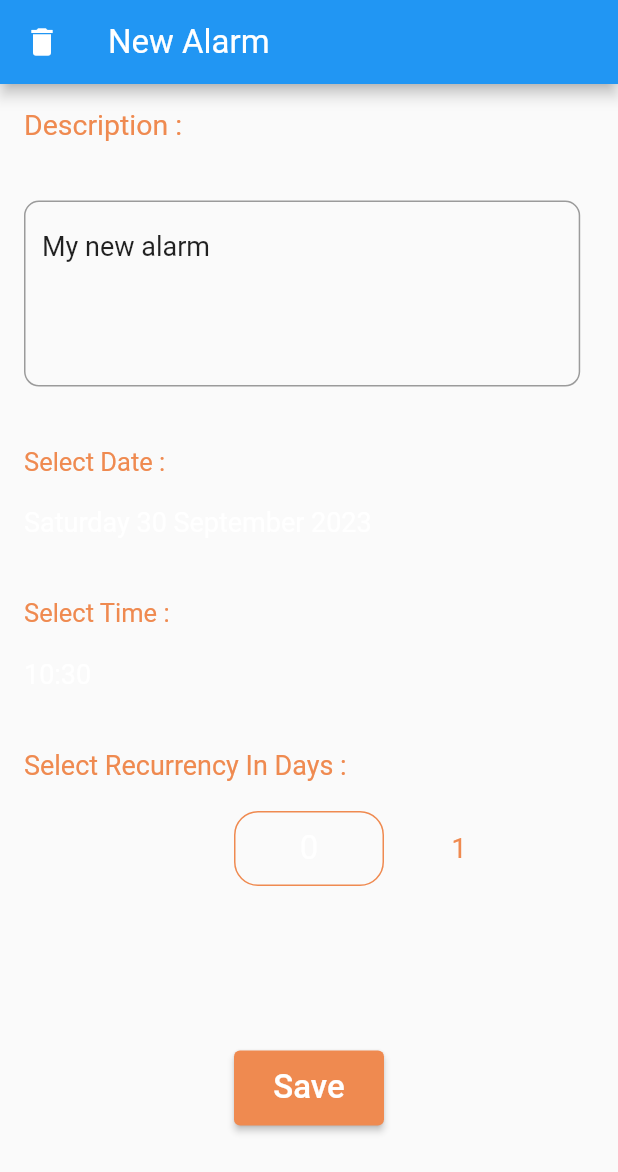
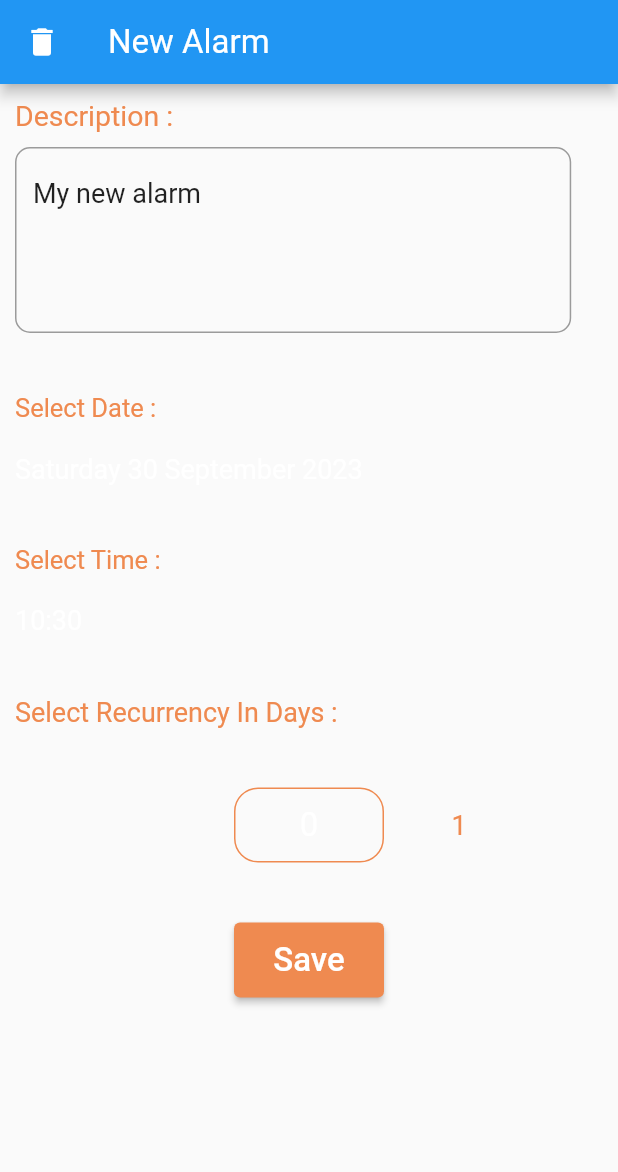
Before and after one commit to ThomasFabrePro/alarm_app, a Flutter app: the screen it shows after launch, after a tap on the "add alarm" icon, on a phone screen of 412 x 824 dp. Shown: the top 1172 px of the screen. Run offline on Flutter 3.47's test engine with Material 2 defaults, Android fonts, the phone set to English and light mode, and no system bars; drawn by our look-alikes of numberpicker; our stand-ins replace flutter_datetime_picker_plus, flutter_local_notifications, logger, sqflite, timezone; missing offline and left inert: time_picker_sheet; accounts and stored records are empty.

Commit message:
front singlechildscrollview

```diff
--- a/lib/main.dart
+++ b/lib/main.dart
@@ -16,17 +16,5 @@ void main() async {
 
   tz.initializeTimeZones();
   notificationService.initNotification();
-
-  // Set up the SettingsController, which will glue user settings to multiple
-  // Flutter Widgets.
-  // final settingsController = SettingsController(SettingsService());
-
-  // Load the user's preferred theme while the splash screen is displayed.
-  // This prevents a sudden theme change when the app is first displayed.
-  // await settingsController.loadSettings();
-
-  // Run the app and pass in the SettingsController. The app listens to the
-  // SettingsController for changes, then passes it further down to the
-  // SettingsView.
-  runApp(MyApp());
+  runApp(const MyApp());
 }
--- a/lib/src/alarm_feature/alarm_item_details_view.dart
+++ b/lib/src/alarm_feature/alarm_item_details_view.dart
@@ -1,6 +1,5 @@
 // import 'package:flutter/scheduler.dart';
 import 'package:alarm_app/config.dart';
-import 'package:alarm_app/src/alarm_feature/alarm_item_list_view.dart';
 import 'package:flutter_datetime_picker_plus/flutter_datetime_picker_plus.dart'
     as picker;
 import 'package:flutter/material.dart';
@@ -65,7 +64,8 @@ class _AddAlarmItemViewState extends State<AlarmItemDetailsView> {
 
   @override
   Widget build(BuildContext context) {
-    double height = MediaQuery.of(context).size.height;
+    double voidBoxHeight = 40;
+    // double height = MediaQuery.of(context).size.height;
     double width = MediaQuery.of(context).size.width;
     return Scaffold(
       appBar: AppBar(
@@ -106,19 +106,14 @@ class _AddAlarmItemViewState extends State<AlarmItemDetailsView> {
           ],
         ),
       ),
-      body: Padding(
-          padding: const EdgeInsets.all(16),
-          child: SizedBox(
-            width: double.infinity,
-            height: double.infinity,
+      body: SafeArea(
+        child: SingleChildScrollView(
+          child: Padding(
+            padding: const EdgeInsets.all(10.0),
             child: Column(
               crossAxisAlignment: CrossAxisAlignment.start,
               children: [
-                const Flexible(
-                  flex: 2,
-                  child: SizedBox(
-                    height: 125,
-                    child: SizedBox(
+                const SizedBox(
                   width: double.infinity,
                   child: Text("Description :",
                       style: TextStyle(
@@ -127,33 +122,19 @@ class _AddAlarmItemViewState extends State<AlarmItemDetailsView> {
                         overflow: TextOverflow.ellipsis,
                       )),
                 ),
-                  ),
-                ),
                 const SizedBox(
                   height: 10,
                 ),
-                Flexible(
-                  flex: 7,
-                  child: SizedBox(
-                    child: CustomTextField(
+                CustomTextField(
                     initialValue: alarm.description,
                     onChanged: (String value) async {
                       alarm.description =
                           value == "" ? alarm.description : value;
                       await alarm.updateDb();
                     }),
+                SizedBox(
+                  height: voidBoxHeight,
                 ),
-                ),
-                const SizedBox(
-                  height: 40,
-                ),
-                Flexible(
-                  flex: 14,
-                  child: SizedBox(
-                      height: height,
-                      child: Column(
-                        crossAxisAlignment: CrossAxisAlignment.start,
-                        children: [
                 DatePickerTxt(onConfirm: (DateTime date) async {
                   setState(() {
                     alarm.day =
@@ -161,8 +142,8 @@ class _AddAlarmItemViewState extends State<AlarmItemDetailsView> {
                   });
                   await alarm.updateAlarmAndNotif();
                 }),
-                          const SizedBox(
-                            height: 40,
+                SizedBox(
+                  height: voidBoxHeight,
                 ),
                 TimePickerTxt(onChanged: (DateTime time) async {
                   setState(() {
@@ -172,17 +153,16 @@ class _AddAlarmItemViewState extends State<AlarmItemDetailsView> {
                   });
                   await alarm.updateAlarmAndNotif();
                 }),
-                          const SizedBox(
-                            height: 40,
+                SizedBox(
+                  height: voidBoxHeight,
                 ),
                 const Text(
                   'Select Recurrency In Days :',
                   style: TextStyle(
-                                color: Config.orange,
-                                fontSize: Config.textFontSize),
+                      color: Config.orange, fontSize: Config.textFontSize),
                 ),
-                          const SizedBox(
-                            height: 20,
+                SizedBox(
+                  height: voidBoxHeight,
                 ),
                 Center(
                   child: NumberPicker(
@@ -190,11 +170,9 @@ class _AddAlarmItemViewState extends State<AlarmItemDetailsView> {
                     minValue: 0,
                     maxValue: 10,
                     textStyle: const TextStyle(
-                                  color: Config.orange,
-                                  fontSize: Config.textFontSize),
+                        color: Config.orange, fontSize: Config.textFontSize),
                     selectedTextStyle: const TextStyle(
-                                  color: Config.white,
-                                  fontSize: Config.titleFontSize),
+                        color: Config.white, fontSize: Config.titleFontSize),
                     decoration: BoxDecoration(
                       borderRadius: BorderRadius.circular(16),
                       border: Border.all(color: Config.orange),
@@ -206,15 +184,10 @@ class _AddAlarmItemViewState extends State<AlarmItemDetailsView> {
                     },
                   ),
                 ),
-                        ],
-                      )),
+                SizedBox(
+                  height: voidBoxHeight,
                 ),
-                const SizedBox(
-                  height: 40,
-                ),
-                Flexible(
-                    flex: 2,
-                    child: Center(
+                Center(
                   child: ScheduleButton(onPressed: () async {
                     if (alarm.isOld) {
                       await deleteAndDone();
@@ -222,10 +195,12 @@ class _AddAlarmItemViewState extends State<AlarmItemDetailsView> {
                       await updateAndDone();
                     }
                   }),
-                    )),
+                ),
               ],
             ),
-          )),
+          ),
+        ),
+      ),
     );
   }
 }
--- a/lib/src/alarm_feature/alarm_item_list_view.dart
+++ b/lib/src/alarm_feature/alarm_item_list_view.dart
@@ -1,6 +1,5 @@
 import 'dart:math' show Random;
 
-import 'package:alarm_app/main.dart';
 import 'package:alarm_app/services/database_helper.dart';
 import 'package:alarm_app/src/alarm_feature/alarm_item_details_view.dart';
 import 'package:alarm_app/widgets/alarm_card.dart';
--- a/lib/src/app.dart
+++ b/lib/src/app.dart
@@ -11,6 +11,7 @@ class MyApp extends StatelessWidget {
   Widget build(BuildContext context) {
     return MaterialApp(
       restorationScopeId: 'app',
+      debugShowCheckedModeBanner: false,
       theme: ThemeData(),
       darkTheme: ThemeData.dark(),
       onGenerateRoute: (RouteSettings routeSettings) {
```
Lines whose indentation alone changed are shown as unchanged.
